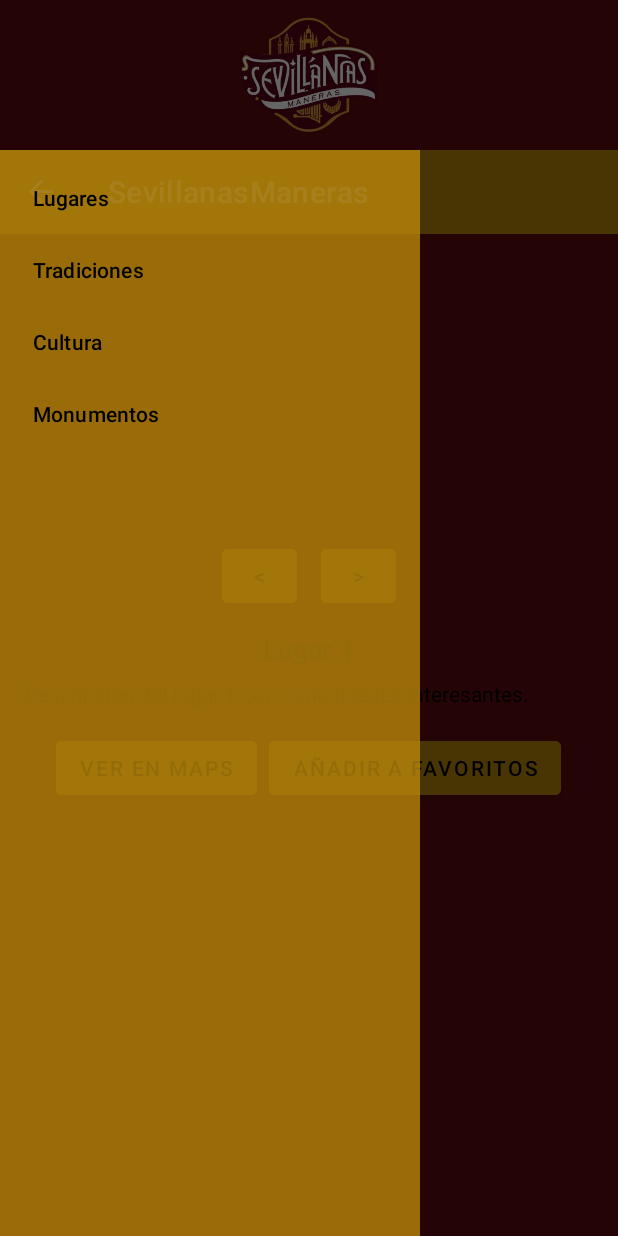
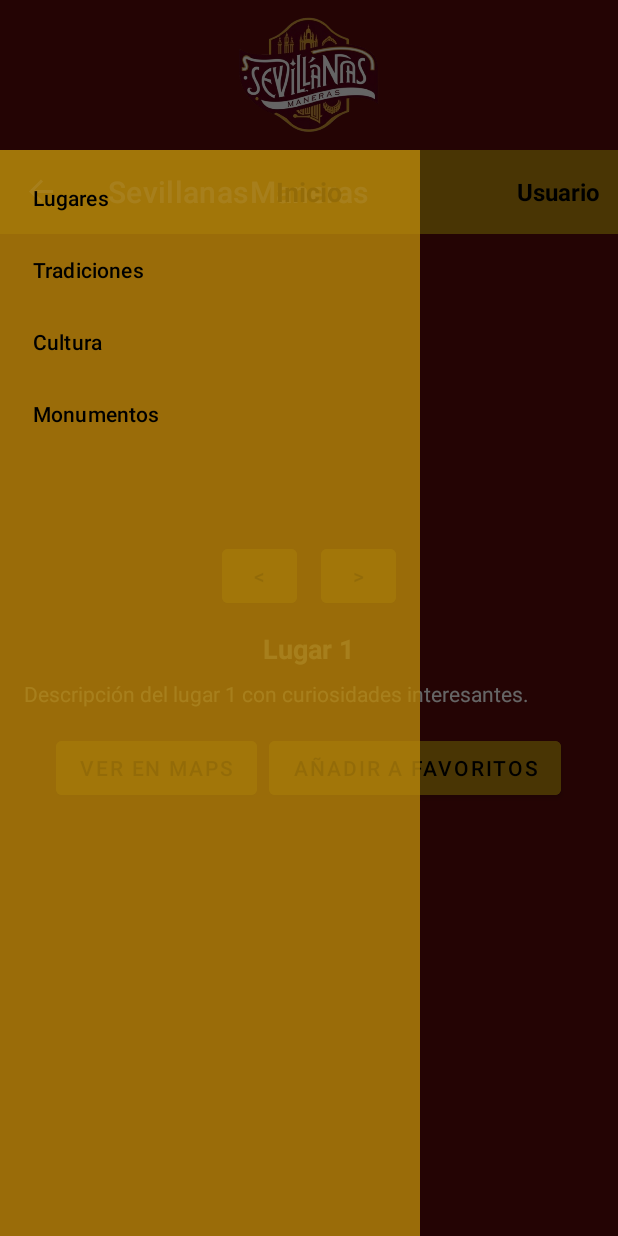
Before and after one commit to martinizqcue/TFG_IzquierdoCuevasMartin, an Android app: the PrincipalActivity screen opened directly, with no data from a screen before it, with the side drawer open, on a phone screen of 412 x 824 dp. Run offline under Robolectric (Android 15) with nearby library versions, the phone set to English and light mode, and no system bars; our stand-ins replace Firebase (no records; nobody signed in at launch, a user with empty details on screens opened directly).

Commit message:
Mejorado la pagina principal para pulsar al nombre de usuario que ha iniciado sesion y entrar en el perfil, perfil hecho con sus funcionalidades correctamente, solo falta hacer los favoritos funcionales.

```diff
--- a/app/src/main/AndroidManifest.xml
+++ b/app/src/main/AndroidManifest.xml
@@ -38,6 +38,10 @@
             android:screenOrientation="portrait"
             android:exported="false" />
 
+        <activity
+            android:name=".PerfilActivity"
+            android:exported="false"
+            android:screenOrientation="portrait" />
 
     </application>
 
--- a/app/src/main/java/com/example/sevillanasmaneras/PrincipalActivity.kt
+++ b/app/src/main/java/com/example/sevillanasmaneras/PrincipalActivity.kt
@@ -1,11 +1,14 @@
 package com.example.sevillanasmaneras
 
+import android.content.Intent
 import android.os.Bundle
 import android.widget.*
 import androidx.appcompat.app.ActionBarDrawerToggle
 import androidx.appcompat.app.AppCompatActivity
 import androidx.drawerlayout.widget.DrawerLayout
 import com.google.android.material.navigation.NavigationView
+import com.google.firebase.auth.FirebaseAuth
+import com.google.firebase.firestore.FirebaseFirestore
 
 class PrincipalActivity : AppCompatActivity() {
 
@@ -31,22 +34,48 @@ class PrincipalActivity : AppCompatActivity() {
         toolbar = findViewById(R.id.toolbar)
         setSupportActionBar(toolbar)
 
+        // MOSTRAR NOMBRE DEL USUARIO EN TOOLBAR Y ABRIR PERFIL
+        val userNameTextView = findViewById<TextView>(R.id.userNameTextView)
+        val user = FirebaseAuth.getInstance().currentUser
+
+        if (user != null) {
+            val db = FirebaseFirestore.getInstance()
+            db.collection("usuarios").document(user.uid)
+                .get()
+                .addOnSuccessListener { document ->
+                    if (document != null && document.contains("nombre")) {
+                        val nombre = document.getString("nombre") ?: "Usuario"
+                        userNameTextView.text = nombre
+                    }
+                }
+        }
+
+        userNameTextView.setOnClickListener {
+            startActivity(Intent(this, PerfilActivity::class.java))
+        }
+
         // Configurar el botón del menú (hamburguesa)
         toggle = ActionBarDrawerToggle(this, drawerLayout, toolbar, R.string.open, R.string.close)
         drawerLayout.addDrawerListener(toggle)
         toggle.syncState()
 
+        val toolbarTitle = findViewById<TextView>(R.id.toolbarTitle)
         val navigationView = findViewById<NavigationView>(R.id.navigation_view)
         navigationView.setNavigationItemSelectedListener {
+            val title = it.title?.toString() ?: ""
+            toolbarTitle.text = title
+
             when (it.itemId) {
                 R.id.nav_lugares -> showToast("Lugares")
                 R.id.nav_tradiciones -> showToast("Tradiciones")
                 R.id.nav_cultura -> showToast("Cultura")
                 R.id.nav_monumentos -> showToast("Monumentos")
             }
+
             drawerLayout.closeDrawers()
             true
         }
+
 
         val imageView = findViewById<ImageView>(R.id.imageCarousel)
         val nombreLugar = findViewById<TextView>(R.id.nombreLugarText)
--- a/app/src/main/res/layout/activity_principal.xml
+++ b/app/src/main/res/layout/activity_principal.xml
@@ -23,15 +23,41 @@
             android:src="@drawable/sevillanas_logo"
             android:background="#5B0A0A" />
 
-        <!-- Barra de navegación superior -->
-        <androidx.appcompat.widget.Toolbar
-            android:id="@+id/toolbar"
+        <!-- Barra de navegación superior con nombre de usuario -->
+        <RelativeLayout
             android:layout_width="match_parent"
             android:layout_height="wrap_content"
-            android:textColor="#000"
-            android:background="#B8860B"
-            android:theme="@style/ThemeOverlay.AppCompat.Dark.ActionBar"
-            android:popupTheme="@style/ThemeOverlay.AppCompat.Light" />
+            android:background="#B8860B">
+
+            <androidx.appcompat.widget.Toolbar
+                android:id="@+id/toolbar"
+                android:layout_width="match_parent"
+                android:layout_height="wrap_content"
+                android:background="@android:color/transparent"
+                android:theme="@style/ThemeOverlay.AppCompat.Dark.ActionBar"
+                android:popupTheme="@style/ThemeOverlay.AppCompat.Light" />
+
+            <TextView
+                android:id="@+id/toolbarTitle"
+                android:layout_width="wrap_content"
+                android:layout_height="wrap_content"
+                android:layout_centerInParent="true"
+                android:text="Inicio"
+                android:textStyle="bold"
+                android:textColor="#000000"
+                android:textSize="18sp" />
+            <TextView
+                android:id="@+id/userNameTextView"
+                android:layout_width="wrap_content"
+                android:layout_height="wrap_content"
+                android:layout_alignParentEnd="true"
+                android:layout_centerVertical="true"
+                android:text="Usuario"
+                android:textStyle="bold"
+                android:textColor="#000000"
+                android:paddingEnd="12dp"
+                android:textSize="16sp" />
+        </RelativeLayout>
 
         <!-- Contenido debajo de la barra -->
         <LinearLayout
@@ -85,7 +111,7 @@
                 android:textStyle="bold"
                 android:textSize="18sp"
                 android:layout_marginTop="12dp"
-                android:textColor="#000" />
+                android:textColor="#FFFFFF" />
 
             <!-- Descripción -->
             <TextView
@@ -94,7 +120,7 @@
                 android:layout_height="wrap_content"
                 android:text="Descripción y curiosidades..."
                 android:layout_marginTop="8dp"
-                android:textColor="#000" />
+                android:textColor="#FFFFFF" />
 
             <!-- Botones -->
             <LinearLayout
@@ -124,7 +150,7 @@
         </LinearLayout>
     </LinearLayout>
 
-    <!-- Menú lateral (Drawer), alineado con Toolbar y fondo naranja translúcido -->
+    <!-- Menú lateral (Drawer), fondo naranja translúcido y alineado debajo del logo -->
     <FrameLayout
         android:layout_width="match_parent"
         android:layout_height="match_parent"
```
Also changed, not shown: app/src/main/java/com/example/sevillanasmaneras/PerfilActivity.kt (added, +83 -0 lines), app/src/main/res/layout/activity_perfil.xml (added, +149 -0 lines).
